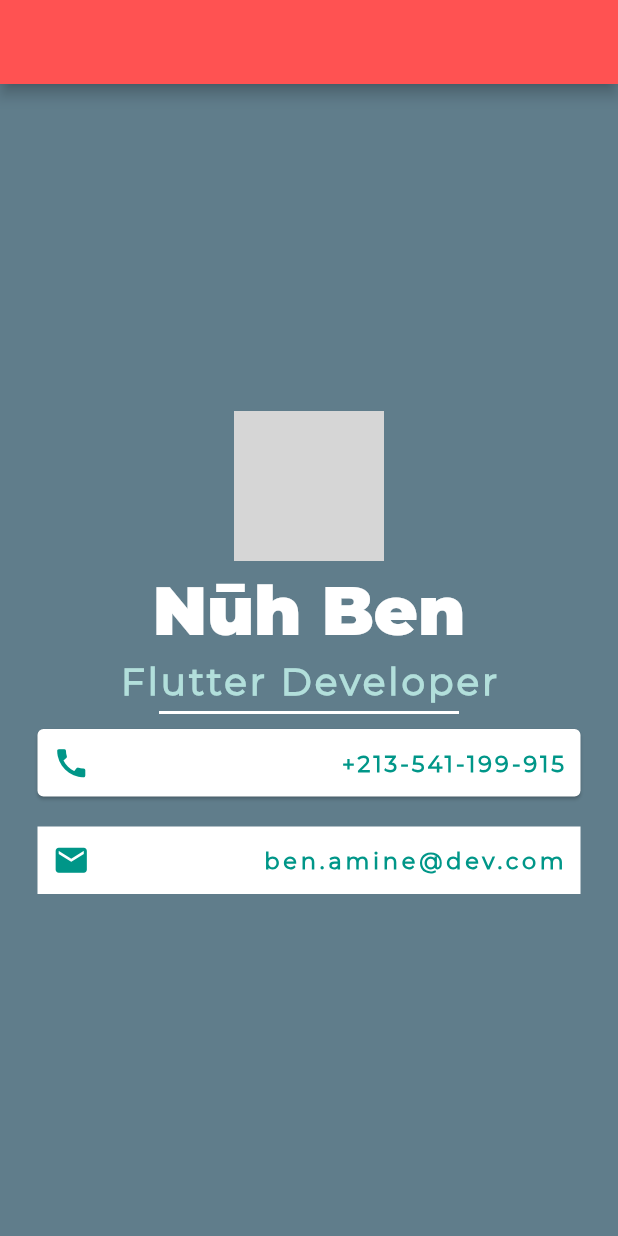
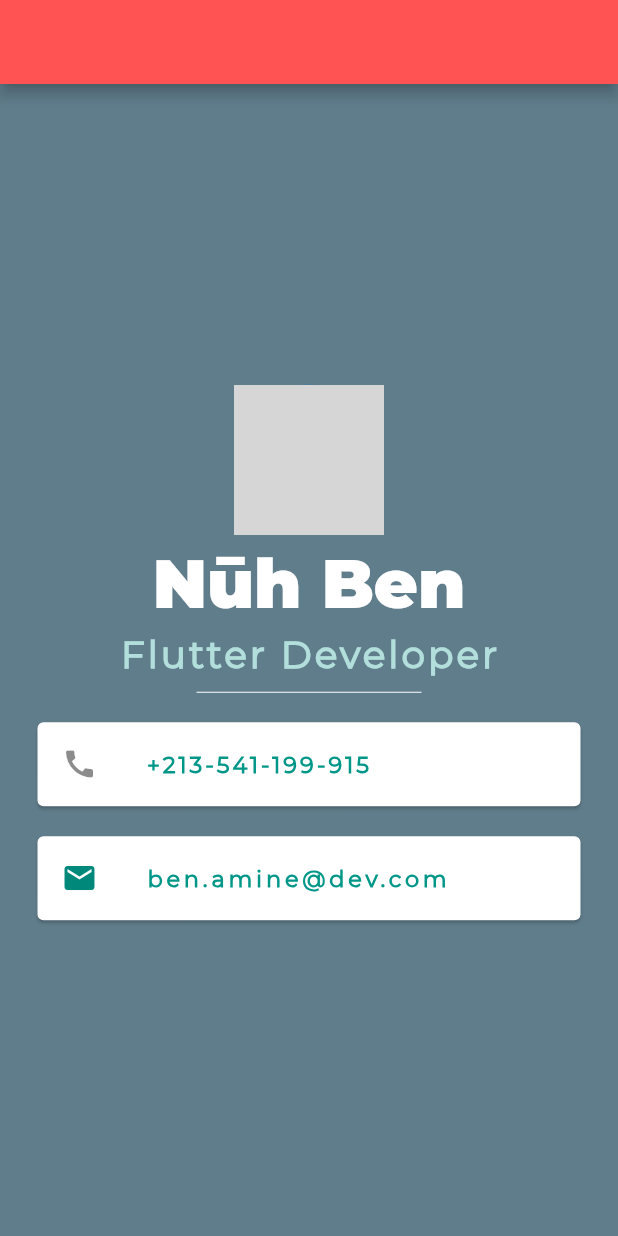
Before and after one commit to nouhben/i-card, a Flutter app: the screen it shows after launch, on a phone screen of 412 x 824 dp. Run offline on Flutter 3.47's test engine with Material 2 defaults, Android fonts, the phone set to English and light mode, and no system bars; grey boxes are pictures that could not be loaded.

Commit message:
Finnishing with listTile using cards Adding Devider

```diff
--- a/lib/challenge.dart
+++ b/lib/challenge.dart
@@ -36,27 +36,19 @@ class Challenge extends StatelessWidget {
             fontFamily: 'Montserrat',
           ),
         ),
-        Container(
-          margin: EdgeInsets.only(top: 5.0),
-          height: 2.0,
-          width: 200.0,
+        SizedBox(
+          height: 20.0,
+          width: 150.0,
+          child: Divider(
             color: Colors.white,
+          ),
         ),
         Card(
           color: Colors.white,
           margin: EdgeInsets.symmetric(horizontal: 25.0, vertical: 10.0),
-          child: Padding(
-            padding: const EdgeInsets.all(10.0),
-            child: Row(
-              mainAxisAlignment: MainAxisAlignment.spaceBetween,
-              children: [
-                Icon(
-                  Icons.call,
-                  size: 25.0,
-                  color: Colors.teal,
-                ),
-                SizedBox(width: 10.0),
-                Text(
+          child: ListTile(
+            leading: Icon(Icons.call),
+            title: Text(
               '+213-541-199-915',
               style: TextStyle(
                 color: Colors.teal,
@@ -66,14 +58,33 @@ class Challenge extends StatelessWidget {
                 letterSpacing: 2.0,
               ),
             ),
-              ],
           ),
         ),
+        Card(
+            margin: EdgeInsets.symmetric(horizontal: 25.0, vertical: 10.0),
+            child: ListTile(
+              leading: Icon(
+                Icons.email,
+                color: Colors.teal[600],
               ),
-        Container(
-          color: Colors.white,
+              title: Text(
+                'ben.amine@dev.com',
+                style: TextStyle(
+                  color: Colors.teal,
+                  fontSize: 15.0,
+                  fontWeight: FontWeight.w900,
+                  letterSpacing: 2.5,
+                  fontFamily: _fontFmilyName,
+                ),
+              ),
+            )),
+        /*
+        * OLD CODE TOO Heavy and complex
+        * Container(
+          //color: Colors.white, Cards comes with whit default color
           margin: EdgeInsets.symmetric(horizontal: 25.0, vertical: 10.0),
-          padding: EdgeInsets.all(10.0),
+          child: Padding(
+            padding: const EdgeInsets.all(19.0),
             child: Row(
               mainAxisAlignment: MainAxisAlignment.spaceBetween,
               children: [
@@ -96,6 +107,8 @@ class Challenge extends StatelessWidget {
               ],
             ),
           ),
+        ),
+        * */
       ],
     );
   }
```
Lines whose indentation alone changed are shown as unchanged.
